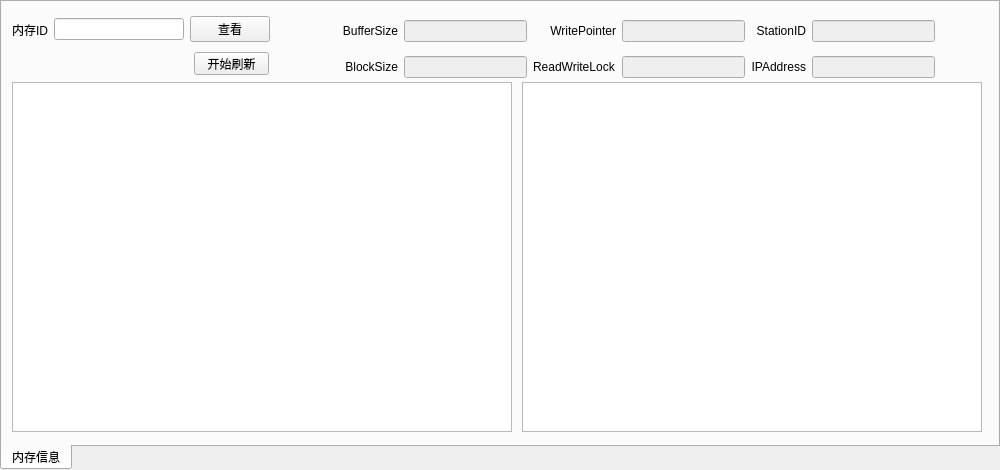
Old version of the form widget/sharedmemoryinfo_widget.ui in the repository yanghang8612/SMAMMainUI.
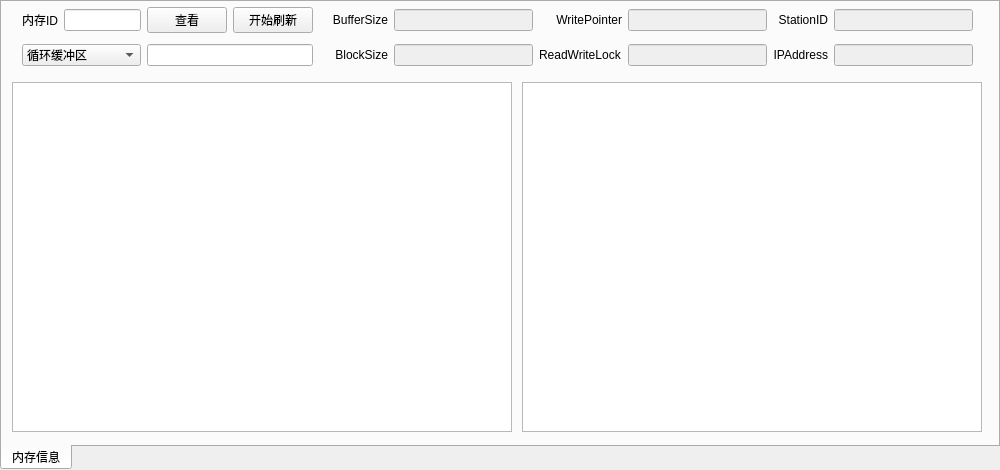
New version of the form.

What changed in the file:
```diff
--- a/widget/sharedmemoryinfo_widget.ui
+++ b/widget/sharedmemoryinfo_widget.ui
@@ -36,24 +36,54 @@
    <widget class="QWidget" name="layoutWidget">
     <property name="geometry">
      <rect>
-      <x>10</x>
-      <y>10</y>
-      <width>258</width>
-      <height>35</height>
+      <x>20</x>
+      <y>0</y>
+      <width>291</width>
+      <height>71</height>
      </rect>
     </property>
-    <layout class="QHBoxLayout" name="horizontalLayout">
-     <item>
+    <layout class="QGridLayout" name="gridLayout_2">
+     <item row="0" column="1">
+      <widget class="QLineEdit" name="memoryIDEdit"/>
+     </item>
+     <item row="1" column="2" colspan="2">
+      <widget class="QLineEdit" name="itemSizeEdit"/>
+     </item>
+     <item row="0" column="0">
       <widget class="QLabel" name="label">
        <property name="text">
         <string>内存ID</string>
        </property>
       </widget>
      </item>
-     <item>
-      <widget class="QLineEdit" name="memoryIDEdit"/>
+     <item row="0" column="3">
+      <widget class="QPushButton" name="autoUpdateButton">
+       <property name="text">
+        <string>开始刷新</string>
+       </property>
+       <property name="checkable">
+        <bool>true</bool>
+       </property>
+       <property name="checked">
+        <bool>false</bool>
+       </property>
+      </widget>
      </item>
-     <item>
+     <item row="1" column="0" colspan="2">
+      <widget class="QComboBox" name="bufferTypeBox">
+       <item>
+        <property name="text">
+         <string>循环缓冲区</string>
+        </property>
+       </item>
+       <item>
+        <property name="text">
+         <string>覆盖缓冲区</string>
+        </property>
+       </item>
+      </widget>
+     </item>
+     <item row="0" column="2">
       <widget class="QPushButton" name="viewButton">
        <property name="text">
         <string>查看</string>
@@ -65,10 +95,10 @@
    <widget class="QWidget" name="layoutWidget1">
     <property name="geometry">
      <rect>
-      <x>340</x>
-      <y>10</y>
-      <width>593</width>
-      <height>74</height>
+      <x>330</x>
+      <y>0</y>
+      <width>641</width>
+      <height>71</height>
      </rect>
     </property>
     <layout class="QGridLayout" name="gridLayout">
@@ -173,25 +203,6 @@
      </item>
     </layout>
    </widget>
-   <widget class="QPushButton" name="autoUpdateButton">
-    <property name="geometry">
-     <rect>
-      <x>192</x>
-      <y>50</y>
-      <width>75</width>
-      <height>23</height>
-     </rect>
-    </property>
-    <property name="text">
-     <string>开始刷新</string>
-    </property>
-    <property name="checkable">
-     <bool>true</bool>
-    </property>
-    <property name="checked">
-     <bool>false</bool>
-    </property>
-   </widget>
    <widget class="QTableWidget" name="memoryCharInfoTable">
     <property name="geometry">
      <rect>
```
